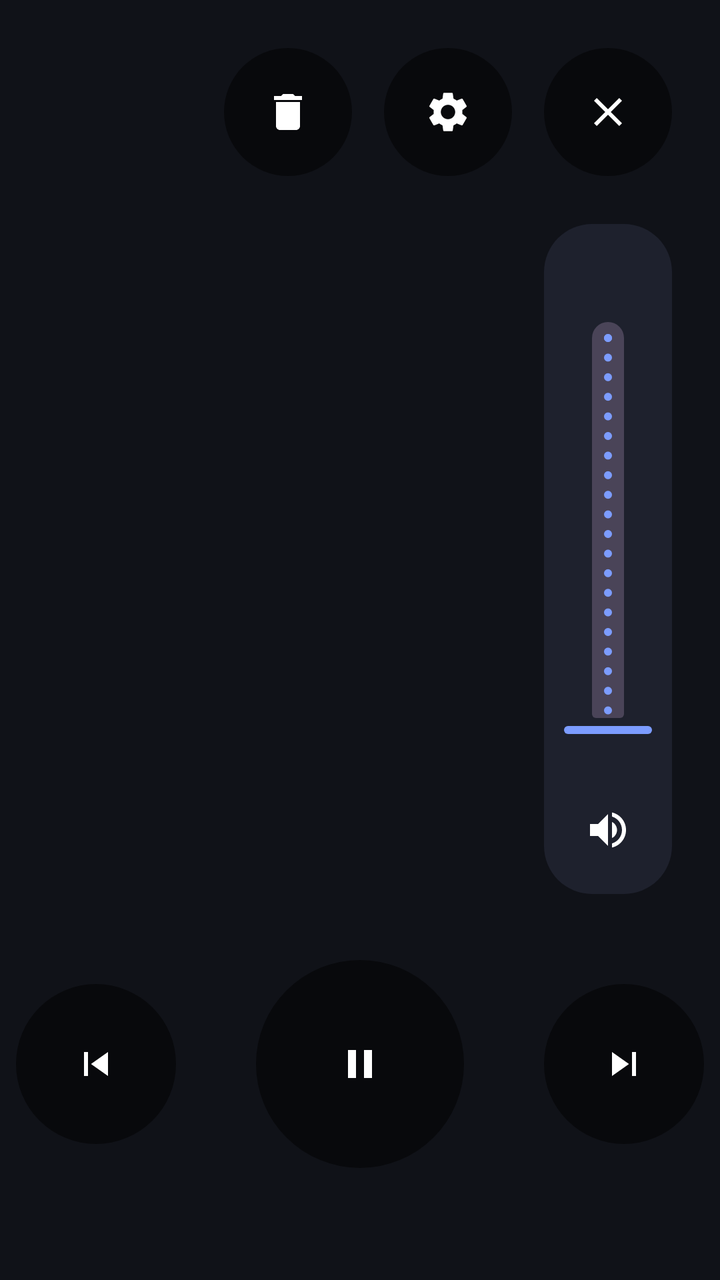
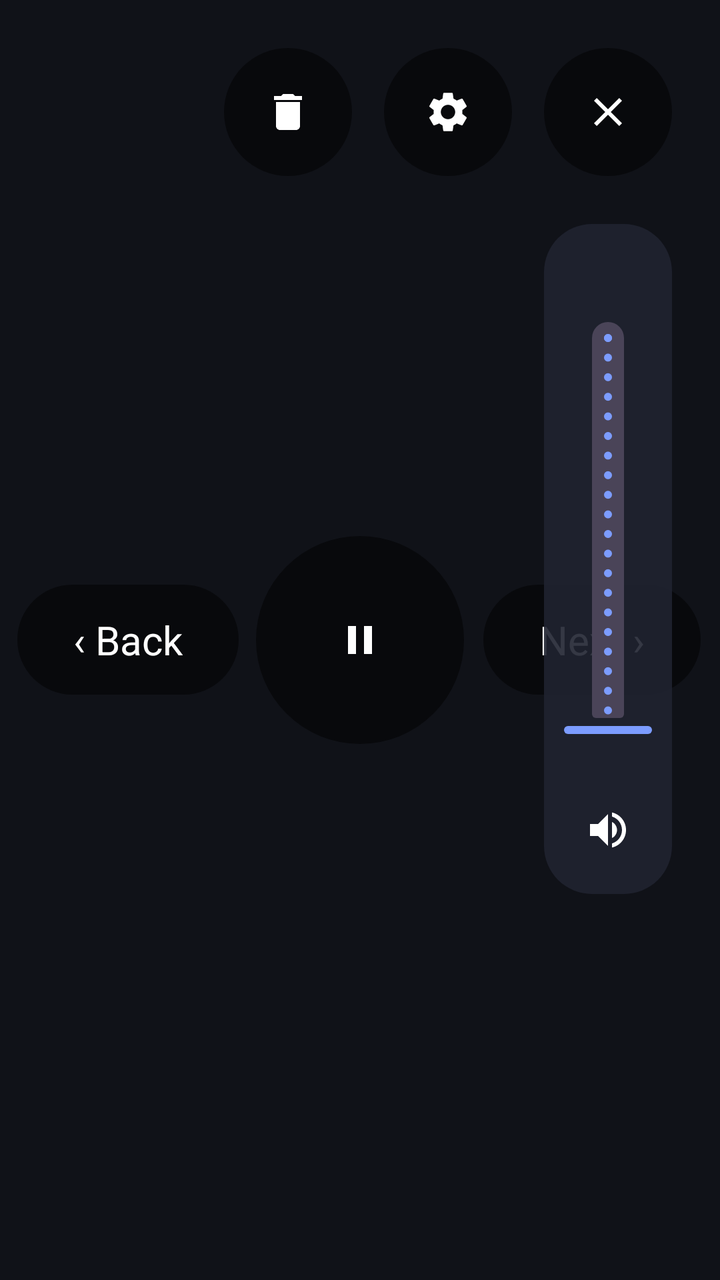

Two renders of the same Android screen: before a commit and after it. Below are the layout's source before the change and the commit's diff.
<!-- AndroidManifest.xml: application theme Theme.ShuffleFrame -->
<!-- res/layout/slideshow_overlay.xml -->
<?xml version="1.0" encoding="utf-8"?>
<FrameLayout xmlns:android="http://schemas.android.com/apk/res/android"
    xmlns:app="http://schemas.android.com/apk/res-auto"
    android:layout_width="match_parent"
    android:layout_height="match_parent">

    <TextView
        android:id="@+id/info"
        android:layout_width="wrap_content"
        android:layout_height="wrap_content"
        android:layout_gravity="top|start"
        android:layout_margin="36dp"
        android:shadowColor="#FF000000"
        android:shadowRadius="8"
        android:textColor="#FFFFFFFF"
        android:textSize="18sp" />

    <LinearLayout
        android:layout_width="wrap_content"
        android:layout_height="wrap_content"
        android:layout_gravity="top|end"
        android:layout_margin="24dp"
        android:orientation="horizontal">

        <ImageButton
            android:id="@+id/btn_remove"
            style="@style/OverlayButton"
            android:layout_width="64dp"
            android:layout_height="64dp"
            android:layout_marginEnd="16dp"
            android:contentDescription="@string/cd_remove"
            android:src="@drawable/ic_delete" />

        <ImageButton
            android:id="@+id/btn_albums"
            style="@style/OverlayButton"
            android:layout_width="64dp"
            android:layout_height="64dp"
            android:contentDescription="@string/cd_albums"
            android:src="@drawable/ic_settings" />

        <ImageButton
            android:id="@+id/btn_close"
            style="@style/OverlayButton"
            android:layout_width="64dp"
            android:layout_height="64dp"
            android:layout_marginStart="16dp"
            android:contentDescription="@string/cd_close"
            android:src="@drawable/ic_close" />
    </LinearLayout>

    <LinearLayout
        android:layout_width="wrap_content"
        android:layout_height="wrap_content"
        android:layout_gravity="bottom|center_horizontal"
        android:layout_marginBottom="56dp"
        android:gravity="center_vertical"
        android:orientation="horizontal">

        <ImageButton
            android:id="@+id/btn_prev"
            style="@style/OverlayButton"
            android:layout_width="80dp"
            android:layout_height="80dp"
            android:contentDescription="@string/cd_prev"
            android:src="@drawable/ic_prev" />

        <ImageButton
            android:id="@+id/btn_pause"
            style="@style/OverlayButton"
            android:layout_width="104dp"
            android:layout_height="104dp"
            android:layout_marginStart="40dp"
            android:layout_marginEnd="40dp"
            android:contentDescription="@string/cd_pause"
            android:src="@drawable/ic_pause" />

        <ImageButton
            android:id="@+id/btn_next"
            style="@style/OverlayButton"
            android:layout_width="80dp"
            android:layout_height="80dp"
            android:contentDescription="@string/cd_next"
            android:src="@drawable/ic_next" />
    </LinearLayout>
    
    <LinearLayout
        android:id="@+id/volume_bar"
        android:layout_width="64dp"
        android:layout_height="wrap_content"
        android:layout_gravity="top|end"
        android:layout_marginTop="112dp"
        android:layout_marginEnd="24dp"
        android:background="@drawable/bg_panel"
        android:clickable="true"
        android:gravity="center_horizontal"
        android:orientation="vertical"
        android:paddingTop="16dp"
        android:paddingBottom="4dp">

        <TextView
            android:id="@+id/volume_value"
            android:layout_width="wrap_content"
            android:layout_height="wrap_content"
            android:textColor="#FFFFFFFF"
            android:textSize="14sp" />

        
        <FrameLayout
            android:layout_width="56dp"
            android:layout_height="240dp">

            <com.google.android.material.slider.Slider
                android:id="@+id/volume_slider"
                android:layout_width="240dp"
                android:layout_height="56dp"
                android:layout_gravity="center"
                android:contentDescription="@string/cd_video_volume"
                android:rotation="-90"
                android:stepSize="5"
                android:valueFrom="0"
                android:valueTo="100"
                app:labelBehavior="gone" />
        </FrameLayout>

        <ImageButton
            android:id="@+id/btn_volume"
            android:layout_width="56dp"
            android:layout_height="56dp"
            android:background="?attr/selectableItemBackgroundBorderless"
            android:contentDescription="@string/cd_volume"
            android:padding="14dp"
            android:scaleType="centerInside"
            android:src="@drawable/ic_volume" />
    </LinearLayout>

    <LinearLayout
        android:id="@+id/remove_panel"
        android:layout_width="520dp"
        android:layout_height="wrap_content"
        android:layout_gravity="center"
        android:background="@drawable/bg_panel"
        android:clickable="true"
        android:orientation="vertical"
        android:padding="32dp"
        android:visibility="gone">

        <TextView
            android:layout_width="match_parent"
            android:layout_height="wrap_content"
            android:text="@string/remove_item_title"
            android:textColor="#FFFFFFFF"
            android:textSize="22sp" />

        <Button
            android:id="@+id/remove_in_photos"
            style="@style/PanelButton"
            android:layout_marginTop="24dp"
            android:text="@string/remove_in_photos" />

        <TextView
            android:layout_width="match_parent"
            android:layout_height="wrap_content"
            android:layout_marginTop="8dp"
            android:text="@string/remove_in_photos_hint"
            android:textColor="#B3FFFFFF"
            android:textSize="14sp" />

        <Button
            android:id="@+id/remove_hide"
            style="@style/PanelButton"
            android:layout_marginTop="20dp"
            android:text="@string/remove_hide" />

        <Button
            android:id="@+id/remove_cancel"
            style="@style/PanelButton"
            android:layout_marginTop="12dp"
            android:text="@android:string/cancel" />
    </LinearLayout>
</FrameLayout>
<!-- resources referenced by this layout -->
<resources>
  <!-- drawable bg_panel (drawable) -->
  <?xml version="1.0" encoding="utf-8"?>
  <shape xmlns:android="http://schemas.android.com/apk/res/android" android:shape="rectangle">
      <solid android:color="#E6202330" />
      <corners android:radius="24dp" />
  </shape>
  <!-- drawable ic_next (drawable) -->
  <?xml version="1.0" encoding="utf-8"?>
  <vector xmlns:android="http://schemas.android.com/apk/res/android"
      android:width="24dp" android:height="24dp" android:viewportWidth="24" android:viewportHeight="24"
      android:tint="@android:color/white">
      <path android:fillColor="@android:color/white" android:pathData="M6,18l8.5,-6L6,6v12zM16,6v12h2V6h-2z" />
  </vector>
  <!-- drawable ic_pause (drawable) -->
  <?xml version="1.0" encoding="utf-8"?>
  <vector xmlns:android="http://schemas.android.com/apk/res/android"
      android:width="24dp" android:height="24dp" android:viewportWidth="24" android:viewportHeight="24"
      android:tint="@android:color/white">
      <path android:fillColor="@android:color/white" android:pathData="M6,19h4L10,5L6,5v14zM14,5v14h4L18,5h-4z" />
  </vector>
  <!-- drawable ic_prev (drawable) -->
  <?xml version="1.0" encoding="utf-8"?>
  <vector xmlns:android="http://schemas.android.com/apk/res/android"
      android:width="24dp" android:height="24dp" android:viewportWidth="24" android:viewportHeight="24"
      android:tint="@android:color/white">
      <path android:fillColor="@android:color/white" android:pathData="M6,6h2v12L6,18zM9.5,12l8.5,6L18,6z" />
  </vector>
  <string name="cd_albums">Albums and settings</string>
  <string name="cd_close">Close</string>
  <string name="cd_next">Next</string>
  <string name="cd_pause">Pause</string>
  <string name="cd_prev">Previous</string>
  <string name="cd_remove">Remove this item</string>
  <string name="cd_video_volume">Video volume</string>
  <string name="cd_volume">Mute or unmute videos</string>
  <string name="remove_hide">Hide on this tablet only</string>
  <string name="remove_in_photos">Remove from album in Google Photos</string>
  <string name="remove_in_photos_hint">Opens it in Chrome: tap ⋮ → Remove from album. It stays in your Google Photos library, and the tablet deletes its copy when you come back.</string>
  <string name="remove_item_title">Remove this from the slideshow?</string>
  <style name="OverlayButton">
          <item name="android:background">@drawable/bg_round</item>
          <item name="android:scaleType">centerInside</item>
          <item name="android:padding">18dp</item>
      </style>
  <style name="PanelButton">
          <item name="android:layout_width">match_parent</item>
          <item name="android:layout_height">64dp</item>
          <item name="android:background">@drawable/bg_panel_button</item>
          <item name="android:textColor">#FFFFFFFF</item>
          <item name="android:textSize">17sp</item>
          <item name="android:textAllCaps">false</item>
          <item name="android:stateListAnimator">@null</item>
      </style>
  <style name="Theme.ShuffleFrame" parent="Theme.Material3.Dark.NoActionBar">
          <item name="colorPrimary">@color/brand</item>
          <item name="android:windowBackground">#FF101218</item>
      </style>
  <!-- drawable bg_round (drawable) -->
  <?xml version="1.0" encoding="utf-8"?>
  <shape xmlns:android="http://schemas.android.com/apk/res/android" android:shape="oval">
      <solid android:color="#80000000" />
  </shape>
  <color name="brand">#FF7C9CFF</color>
  <!-- unchanged entries left out for length: 5 -->
</resources>

<!-- the commit's change to res/layout/slideshow_overlay.xml (unified diff, before → after) -->
@@ -49,39 +49,45 @@
             android:src="@drawable/ic_close" />
     </LinearLayout>
 
+    
     <LinearLayout
-        android:layout_width="wrap_content"
+        android:layout_width="match_parent"
         android:layout_height="wrap_content"
-        android:layout_gravity="bottom|center_horizontal"
-        android:layout_marginBottom="56dp"
+        android:layout_gravity="center"
         android:gravity="center_vertical"
         android:orientation="horizontal">
 
-        <ImageButton
-            android:id="@+id/btn_prev"
-            style="@style/OverlayButton"
-            android:layout_width="80dp"
-            android:layout_height="80dp"
-            android:contentDescription="@string/cd_prev"
-            android:src="@drawable/ic_prev" />
+        <FrameLayout
+            android:layout_width="0dp"
+            android:layout_height="wrap_content"
+            android:layout_weight="1">
+
+            <TextView
+                android:id="@+id/hint_back"
+                style="@style/OverlayHint"
+                android:contentDescription="@string/cd_prev"
+                android:text="@string/hint_back" />
+        </FrameLayout>
 
         <ImageButton
             android:id="@+id/btn_pause"
             style="@style/OverlayButton"
             android:layout_width="104dp"
             android:layout_height="104dp"
-            android:layout_marginStart="40dp"
-            android:layout_marginEnd="40dp"
             android:contentDescription="@string/cd_pause"
             android:src="@drawable/ic_pause" />
 
-        <ImageButton
-            android:id="@+id/btn_next"
-            style="@style/OverlayButton"
-            android:layout_width="80dp"
-            android:layout_height="80dp"
-            android:contentDescription="@string/cd_next"
-            android:src="@drawable/ic_next" />
+        <FrameLayout
+            android:layout_width="0dp"
+            android:layout_height="wrap_content"
+            android:layout_weight="1">
+
+            <TextView
+                android:id="@+id/hint_next"
+                style="@style/OverlayHint"
+                android:contentDescription="@string/cd_next"
+                android:text="@string/hint_next" />
+        </FrameLayout>
     </LinearLayout>
     
     <LinearLayout
<!-- resource entries referenced after the edit -->
@@ -6,26 +6,12 @@
       <solid android:color="#E6202330" />
       <corners android:radius="24dp" />
   </shape>
-  <!-- drawable ic_next (drawable) -->
-  <?xml version="1.0" encoding="utf-8"?>
-  <vector xmlns:android="http://schemas.android.com/apk/res/android"
-      android:width="24dp" android:height="24dp" android:viewportWidth="24" android:viewportHeight="24"
-      android:tint="@android:color/white">
-      <path android:fillColor="@android:color/white" android:pathData="M6,18l8.5,-6L6,6v12zM16,6v12h2V6h-2z" />
-  </vector>
   <!-- drawable ic_pause (drawable) -->
   <?xml version="1.0" encoding="utf-8"?>
   <vector xmlns:android="http://schemas.android.com/apk/res/android"
       android:width="24dp" android:height="24dp" android:viewportWidth="24" android:viewportHeight="24"
       android:tint="@android:color/white">
       <path android:fillColor="@android:color/white" android:pathData="M6,19h4L10,5L6,5v14zM14,5v14h4L18,5h-4z" />
-  </vector>
-  <!-- drawable ic_prev (drawable) -->
-  <?xml version="1.0" encoding="utf-8"?>
-  <vector xmlns:android="http://schemas.android.com/apk/res/android"
-      android:width="24dp" android:height="24dp" android:viewportWidth="24" android:viewportHeight="24"
-      android:tint="@android:color/white">
-      <path android:fillColor="@android:color/white" android:pathData="M6,6h2v12L6,18zM9.5,12l8.5,6L18,6z" />
   </vector>
   <string name="cd_albums">Albums and settings</string>
   <string name="cd_close">Close</string>
@@ -35,6 +21,8 @@
   <string name="cd_remove">Remove this item</string>
   <string name="cd_video_volume">Video volume</string>
   <string name="cd_volume">Mute or unmute videos</string>
+  <string name="hint_back">‹  Back</string>
+  <string name="hint_next">Next  ›</string>
   <string name="remove_hide">Hide on this tablet only</string>
   <string name="remove_in_photos">Remove from album in Google Photos</string>
   <string name="remove_in_photos_hint">Opens it in Chrome: tap ⋮ → Remove from album. It stays in your Google Photos library, and the tablet deletes its copy when you come back.</string>
@@ -43,6 +31,20 @@
           <item name="android:background">@drawable/bg_round</item>
           <item name="android:scaleType">centerInside</item>
           <item name="android:padding">18dp</item>
+      </style>
+  <style name="OverlayHint">
+          <item name="android:layout_width">wrap_content</item>
+          <item name="android:layout_height">wrap_content</item>
+          <item name="android:layout_gravity">center</item>
+          <item name="android:background">@drawable/bg_hint</item>
+          <item name="android:paddingStart">28dp</item>
+          <item name="android:paddingEnd">28dp</item>
+          <item name="android:paddingTop">14dp</item>
+          <item name="android:paddingBottom">14dp</item>
+          <item name="android:textColor">#FFFFFFFF</item>
+          <item name="android:textSize">20sp</item>
+          <item name="android:clickable">true</item>
+          <item name="android:focusable">true</item>
       </style>
   <style name="PanelButton">
           <item name="android:layout_width">match_parent</item>
@@ -62,6 +64,12 @@
   <shape xmlns:android="http://schemas.android.com/apk/res/android" android:shape="oval">
       <solid android:color="#80000000" />
   </shape>
+  <!-- drawable bg_hint (drawable) -->
+  <?xml version="1.0" encoding="utf-8"?>
+  <shape xmlns:android="http://schemas.android.com/apk/res/android" android:shape="rectangle">
+      <solid android:color="#80000000" />
+      <corners android:radius="999dp" />
+  </shape>
   <color name="brand">#FF7C9CFF</color>
   <!-- unchanged entries left out for length: 5 -->
 </resources>
